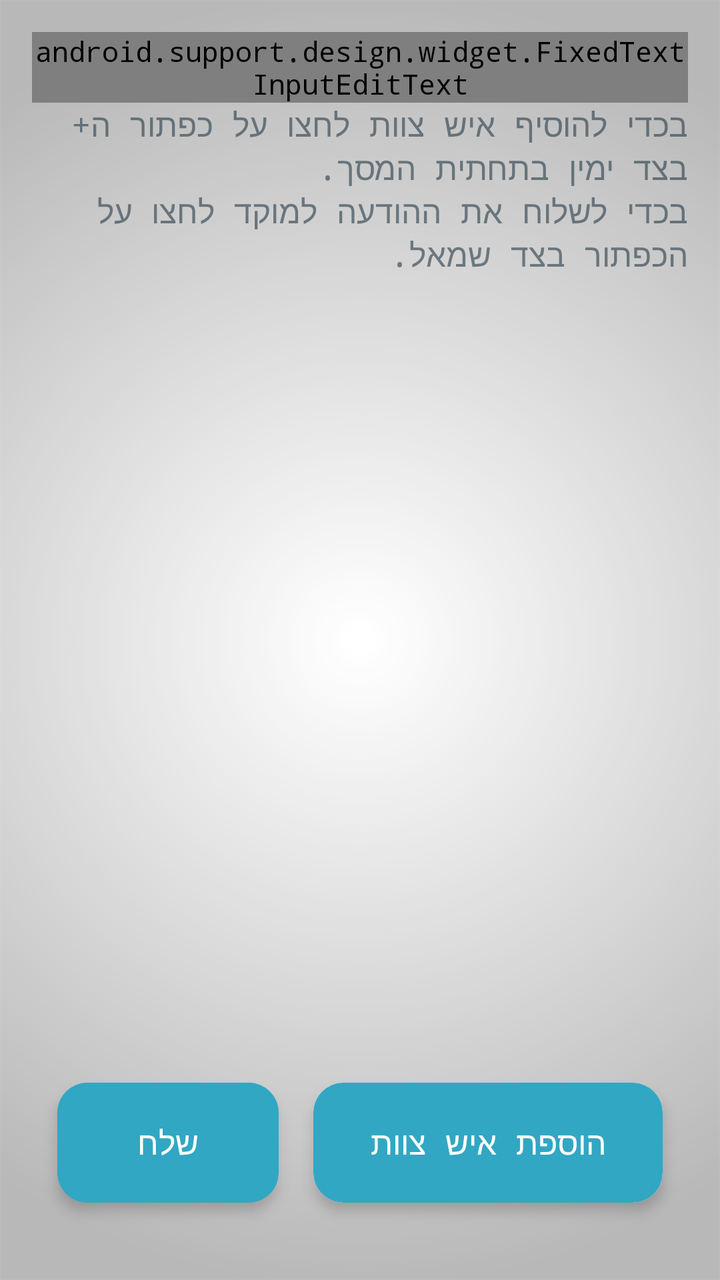
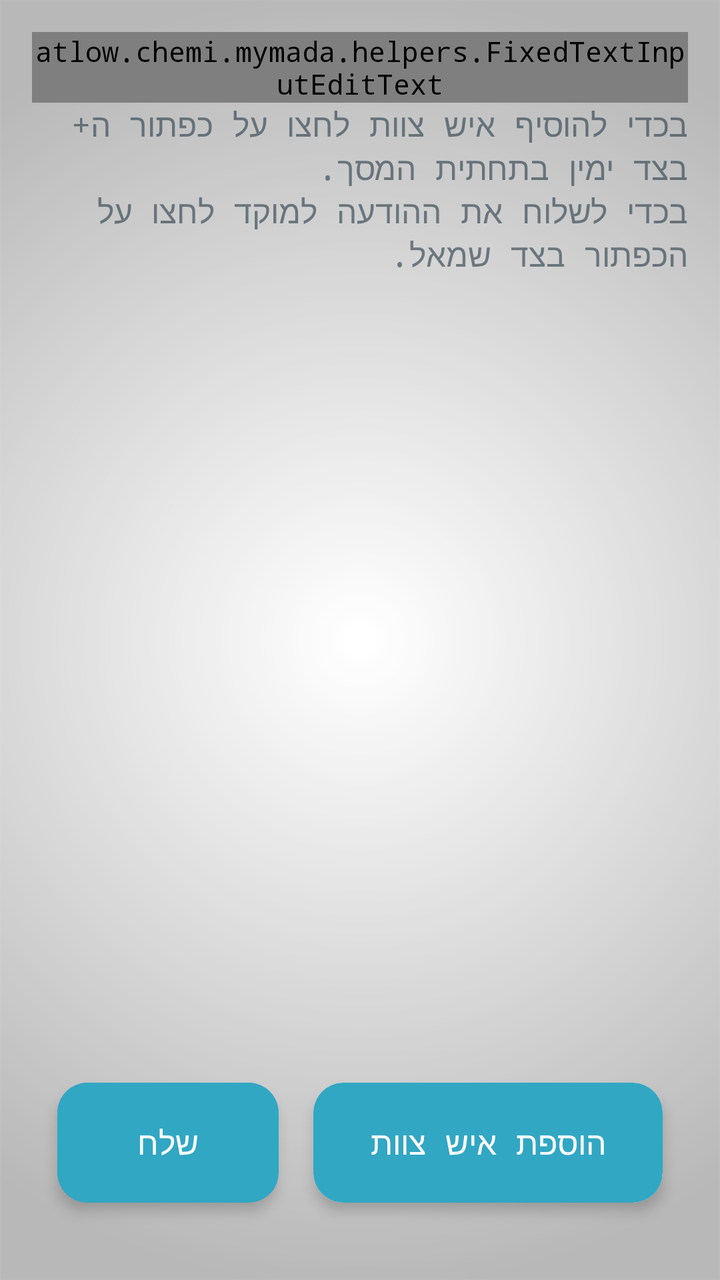

Screens rendered from an Android XML layout before and after an edit, with the pre-edit source and the edit as a unified diff.
<!-- AndroidManifest.xml: application theme AppTheme -->
<!-- res/layout/activity_main2.xml -->
<androidx.coordinatorlayout.widget.CoordinatorLayout xmlns:android="http://schemas.android.com/apk/res/android"
    android:layout_width="match_parent"
    android:layout_height="match_parent"
    xmlns:android.support.design="http://schemas.android.com/tools"
    android:paddingLeft="16dp"
    android:paddingRight="16dp"
    android:paddingTop="16dp"
    android:paddingBottom="16dp"
    android:layoutDirection="ltr"
    xmlns:app="http://schemas.android.com/apk/res-auto">
    <RelativeLayout
        android:layout_width="match_parent"
        android:layout_height="match_parent">
    <com.google.android.material.textfield.TextInputLayout
        android:layout_width="match_parent"
        android:layout_height="wrap_content"
        android:id="@+id/M2ambulance">

        <android.support.design.widget.FixedTextInputEditText
            android:id="@+id/M2txt1E"
            android:layout_width="match_parent"
            android:layout_height="wrap_content"
            android:singleLine="true"
            android:gravity="start"
            android:maxLength="4"
            android:inputType="numberDecimal"
            android:hint="@string/ambN" />
    </com.google.android.material.textfield.TextInputLayout>
        <TextView
            android:layout_width="wrap_content"
            android:layout_height="wrap_content"
            android:id="@+id/explain"
            android:textSize="16sp"
            android:layout_below="@+id/M2ambulance"
            android:textColor="@color/DarkGrey"
            android:text="@string/explain"/>
        <androidx.recyclerview.widget.RecyclerView
            android:id="@+id/recycler_view"
            android:layout_width="match_parent"
            android:layout_height="wrap_content"
            android:layout_below="@+id/explain"
            android:layout_above="@+id/LinBtns"
            android:layout_marginBottom="8dp"
            android:clipToPadding="false"
            android:scrollbars="vertical" />
        <LinearLayout
            android:layout_width="match_parent"
            android:layout_height="wrap_content"
            android:layout_alignParentBottom="true"
            android:layoutDirection="rtl"
            android:id="@+id/LinBtns">
            <androidx.cardview.widget.CardView
                android:id="@+id/new_mem_card_view"
                android:layout_width="0dp"
                android:layout_height="wrap_content"
                android:layout_weight="0.6"
                android:layout_gravity="center"
                android:layout_marginStart="4dp"
                android:layout_marginBottom="8dp"
                app:cardBackgroundColor="@color/White"
                app:cardUseCompatPadding="true"
                app:cardCornerRadius="15dp"
                app:cardElevation="4dp">
            <Button
                android:id="@+id/newManNew"
                android:layout_width="match_parent"
                android:layout_height="60dp"
                android:paddingEnd="@dimen/activity_horizontal_margin"
                android:paddingStart="@dimen/activity_horizontal_margin"
                android:background="@drawable/btns_new"
                android:gravity="center|center_horizontal|center_vertical"
                android:text="@string/Nteam"
                android:textColor="#FFF"
                android:textSize="16sp" />
            </androidx.cardview.widget.CardView>
            <androidx.cardview.widget.CardView
                android:id="@+id/team_send_card_view"
                android:layout_width="0dp"
                android:layout_height="wrap_content"
                android:layout_weight="0.4"
                android:layout_gravity="center"
                android:layout_marginEnd="4dp"
                android:layout_marginBottom="8dp"
                app:cardUseCompatPadding="true"
                app:cardBackgroundColor="@color/ColorNice"
                app:cardCornerRadius="15dp"
                app:cardElevation="4dp">
            <Button
                android:id="@+id/M2btn1ENew"
                android:layout_width="match_parent"
                android:layout_height="60dp"
                android:paddingEnd="@dimen/activity_horizontal_margin"
                android:paddingStart="@dimen/activity_horizontal_margin"
                android:background="@drawable/btns_new"
                android:gravity="center|center_horizontal|center_vertical"
                android:text="@string/succ"
                android:textColor="#FFF"
                android:textSize="16sp" />
            </androidx.cardview.widget.CardView>
        </LinearLayout>
    </RelativeLayout>


</androidx.coordinatorlayout.widget.CoordinatorLayout>
<!-- resources referenced by this layout -->
<resources>
  <color name="ColorNice">#31a7c3</color>
  <color name="DarkGrey">#a5314451</color>
  <color name="White">#FFFFFF</color>
  <dimen name="activity_horizontal_margin">16dp</dimen>
  <!-- drawable btns_new (drawable) -->
  <?xml version="1.0" encoding="utf-8"?>
  <shape xmlns:android="http://schemas.android.com/apk/res/android"
      android:shape="rectangle">
      <corners android:radius="15dp" />
      <solid android:color="@color/ColorNice" />
      <padding
          android:right="0dp"
          android:left="0dp"
          android:bottom="0dp"
          android:top="0dp" />
      <stroke
          android:width="0dp"
          android:color="#1e869f" />
  </shape>
  <string name="Nteam">הוספת איש צוות</string>
  <string name="ambN">מספר אמבולנס</string>
  <string name="explain">בכדי להוסיף איש צוות לחצו על כפתור ה+ בצד ימין בתחתית המסך.\nבכדי לשלוח את ההודעה למוקד לחצו על הכפתור בצד שמאל.</string>
  <string name="succ">שלח</string>
  <style name="AppTheme" parent="Theme.AppCompat.Light">
          
          <item name="android:textColor">@color/Black</item>
          <item name="colorPrimary">@color/ColorPrimary</item>
          <item name="colorPrimaryDark">@color/ColorPrimaryDark</item>
          <item name="android:textColorHintInverse">@color/ColorBlue</item>
          <item name="actionBarTheme">@style/ThemeOverlay.AppCompat.Dark.ActionBar</item>
          <item name="buttonStyle">@style/FButton</item>
          <item name="android:buttonStyle">@style/FButton</item>
          <item name="colorAccent">@color/materialGrey300</item>
          
          <item name="android:actionMenuTextColor">@color/Black</item>
          <item name="android:itemBackground">@color/materialGrey300</item>
          <item name="android:textColorSecondary">@color/ColorRedDark</item>
          <item name="android:windowBackground">@drawable/ic_bgg</item>
          <item name="android:typeface">monospace</item>
  
          <item name="android:textColorHint">@color/ColorAqua</item>
          <item name="colorControlNormal">@color/ColorBlue</item>
          <item name="colorControlActivated">@color/ColorAqua</item>
          
          <item name="colorControlHighlight">@android:color/transparent</item>
      </style>
  <color name="Black">#000000</color>
  <color name="ColorPrimary">#10133b</color>
  <color name="ColorPrimaryDark">#1a1d4b</color>
  <color name="ColorBlue">#98194853</color>
  <style name="FButton" parent="Theme.AppCompat.Light">
          <item name="colorControlHighlight">@color/ColorBlue</item>
          <item name="android:textColor">@color/ColorAqua</item>
          <item name="android:textSize">20sp</item>
      </style>
  <color name="materialGrey300">#ffe0e0e0</color>
  <color name="ColorRedDark">#6b0000</color>
  <!-- drawable ic_bgg: png bitmap (drawable, 33899 bytes) -->
  <color name="ColorAqua">#32a7c3</color>
</resources>

<!-- the commit's change to res/layout/activity_main2.xml (unified diff, before → after) -->
@@ -16,7 +16,7 @@
         android:layout_height="wrap_content"
         android:id="@+id/M2ambulance">
 
-        <android.support.design.widget.FixedTextInputEditText
+        <atlow.chemi.mymada.helpers.FixedTextInputEditText
             android:id="@+id/M2txt1E"
             android:layout_width="match_parent"
             android:layout_height="wrap_content"
